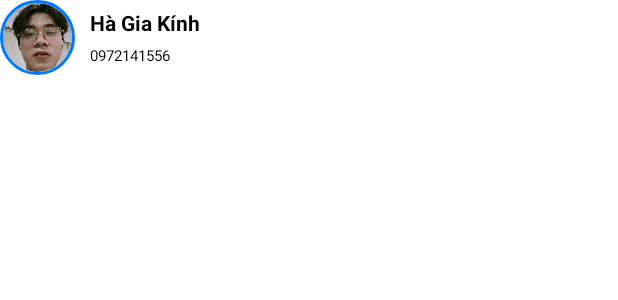
After one commit to giakinh0823/fpay_android, an Android app: the layout common_account_header.xml on its own in the app's theme, with its tools: preview values and no code run, on a phone screen of 412 x 824 dp. The commit adds this screen. Shown: the top 300 px of the screen. Run offline under Robolectric (Android 15) with nearby library versions, the phone set to English and light mode, and no system bars.

Commit message:
add account header

```diff
--- a/app/build.gradle
+++ b/app/build.gradle
@@ -41,6 +41,7 @@ dependencies {
     implementation 'androidx.navigation:navigation-ui:2.5.3'
     implementation 'androidx.recyclerview:recyclerview:1.2.1'
     implementation 'androidx.recyclerview:recyclerview-selection:1.1.0'
+    implementation 'de.hdodenhof:circleimageview:3.1.0'
 
     compileOnly 'org.projectlombok:lombok:1.18.26'
     annotationProcessor 'org.projectlombok:lombok:1.18.26'
--- /dev/null
+++ b/app/src/main/res/layout/common_account_header.xml
@@ -0,0 +1,44 @@
+<?xml version="1.0" encoding="utf-8"?>
+<RelativeLayout xmlns:android="http://schemas.android.com/apk/res/android"
+    xmlns:tools="http://schemas.android.com/tools"
+    android:layout_width="match_parent"
+    android:layout_height="wrap_content"
+    xmlns:app="http://schemas.android.com/apk/res-auto">
+
+    <de.hdodenhof.circleimageview.CircleImageView
+        android:id="@+id/common_account_header_avatar"
+        android:layout_width="50dp"
+        android:layout_height="50dp"
+        android:src="@raw/avatar"
+        app:civ_border_width="2dp"
+        app:civ_border_color="@color/primary" />
+
+    <LinearLayout
+        android:layout_width="match_parent"
+        android:layout_height="wrap_content"
+        android:layout_centerInParent="true"
+        android:layout_marginStart="10dp"
+        android:layout_toEndOf="@+id/common_account_header_avatar"
+        android:orientation="vertical"
+        >
+        <TextView
+            android:id="@+id/common_account_header_name"
+            android:layout_width="wrap_content"
+            android:layout_height="wrap_content"
+            android:text="@string/account_name"
+            android:textColor="@color/black"
+            android:textStyle="bold" />
+
+        <TextView
+            android:id="@+id/common_account_header_phone_number"
+            android:layout_width="wrap_content"
+            android:layout_height="wrap_content"
+            android:text="@string/account_phone"
+            android:textColor="@color/black"
+            android:textSize="10sp"
+            android:textStyle="normal"
+            android:layout_marginTop="5dp"
+            tools:ignore="SmallSp" />
+
+    </LinearLayout>
+</RelativeLayout>
--- a/app/src/main/res/layout/fragment_account.xml
+++ b/app/src/main/res/layout/fragment_account.xml
@@ -1,9 +1,9 @@
 <?xml version="1.0" encoding="utf-8"?>
 <FrameLayout xmlns:android="http://schemas.android.com/apk/res/android"
+    xmlns:app="http://schemas.android.com/apk/res-auto"
     xmlns:tools="http://schemas.android.com/tools"
     android:layout_width="match_parent"
     android:layout_height="match_parent"
-    xmlns:app="http://schemas.android.com/apk/res-auto"
     android:background="@color/white"
     tools:context=".fragment.AccountFragment">
 
@@ -11,7 +11,6 @@
         android:id="@+id/recycle_view_menu_account"
         android:layout_width="wrap_content"
         android:layout_height="match_parent"
-        app:layoutManager="androidx.recyclerview.widget.LinearLayoutManager"
-        />
+        app:layoutManager="androidx.recyclerview.widget.LinearLayoutManager" />
 
 </FrameLayout>
--- a/app/src/main/res/values/strings.xml
+++ b/app/src/main/res/values/strings.xml
@@ -13,4 +13,6 @@
     <string name="account_item_title">Account setting title</string>
     <string name="account_item_desc">desc</string>
     <string name="icon_item_list">icon</string>
+    <string name="account_name">Hà Gia Kính</string>
+    <string name="account_phone">0972141556</string>
 </resources>
```
